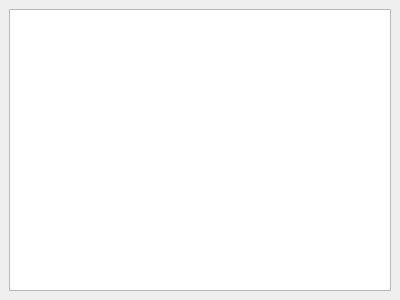
Qt form applications/mne_browse_raw_qt/Windows/projectionwindow.ui (mne-tools/mne-cpp) before a commit.
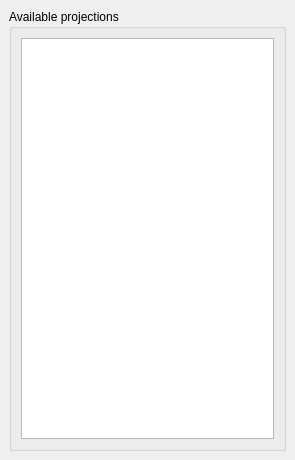
The same form after that commit.

Commit message: - minor changes to mainwindow toolbar

What changed in the file:
```diff
--- a/applications/mne_browse_raw_qt/Windows/projectionwindow.ui
+++ b/applications/mne_browse_raw_qt/Windows/projectionwindow.ui
@@ -6,8 +6,8 @@
    <rect>
     <x>0</x>
     <y>0</y>
-    <width>400</width>
-    <height>300</height>
+    <width>295</width>
+    <height>460</height>
    </rect>
   </property>
   <property name="allowedAreas">
@@ -21,7 +21,16 @@
     <item row="0" column="0">
      <layout class="QGridLayout" name="gridLayout_2">
       <item row="0" column="0">
-       <widget class="QTableView" name="m_tableView_availableProjections"/>
+       <widget class="QGroupBox" name="groupBox">
+        <property name="title">
+         <string>Available projections</string>
+        </property>
+        <layout class="QGridLayout" name="gridLayout_3">
+         <item row="0" column="0">
+          <widget class="QTableView" name="m_tableView_availableProjections"/>
+         </item>
+        </layout>
+       </widget>
       </item>
      </layout>
     </item>
```
The commit also changes 1 other file.
